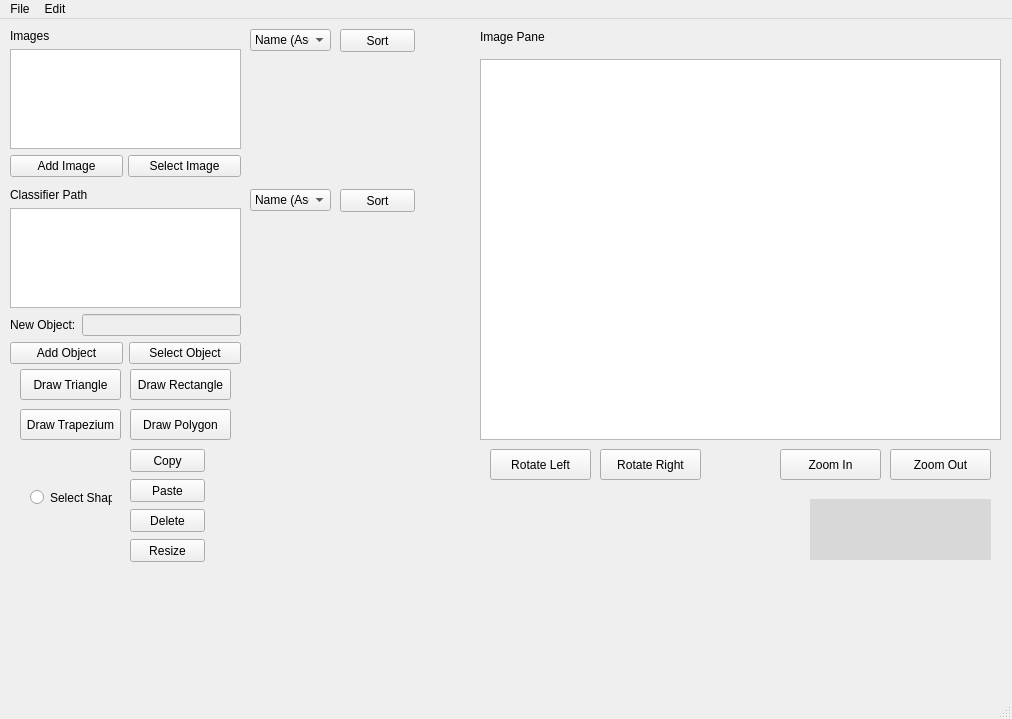
Above: SDIProject-master/QTPracticeNew/mainwindow.ui from BRees2451/SDIProject before the change. Below: the same form after it.
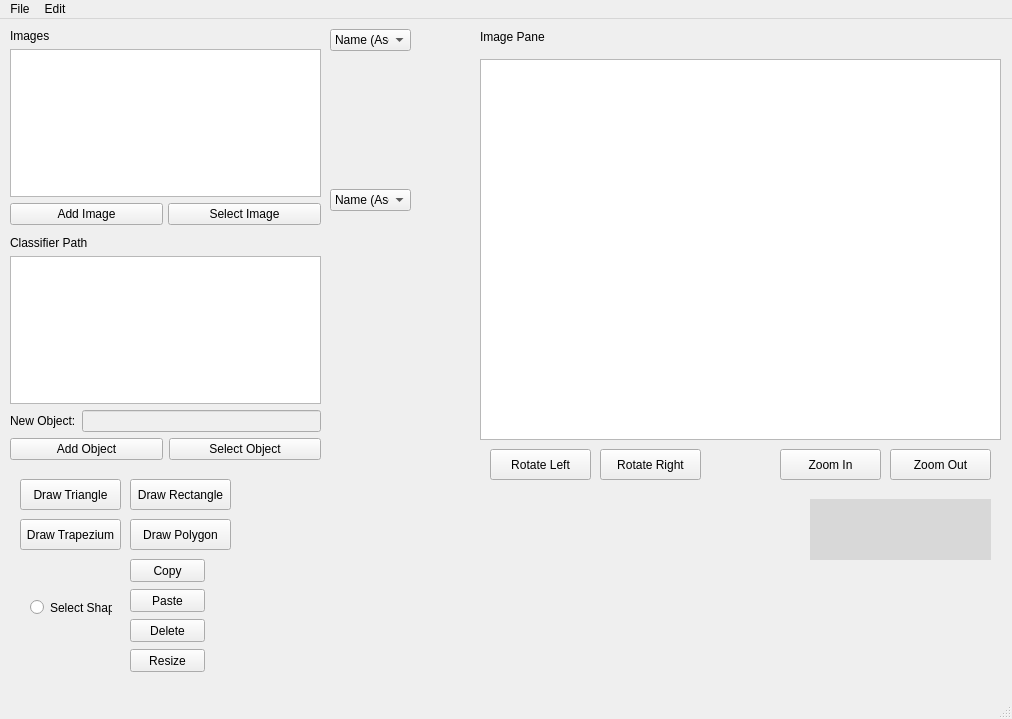
That is the form after the change. Custom widgets are drawn as their Qt base class.

The edit to the form file:
```diff
--- a/SDIProject-master/QTPracticeNew/mainwindow.ui
+++ b/SDIProject-master/QTPracticeNew/mainwindow.ui
@@ -54,7 +54,7 @@
     <property name="geometry">
      <rect>
       <x>20</x>
-      <y>350</y>
+      <y>460</y>
       <width>101</width>
       <height>31</height>
      </rect>
@@ -67,7 +67,7 @@
     <property name="geometry">
      <rect>
       <x>130</x>
-      <y>350</y>
+      <y>460</y>
       <width>101</width>
       <height>31</height>
      </rect>
@@ -80,7 +80,7 @@
     <property name="geometry">
      <rect>
       <x>20</x>
-      <y>390</y>
+      <y>500</y>
       <width>101</width>
       <height>31</height>
      </rect>
@@ -93,7 +93,7 @@
     <property name="geometry">
      <rect>
       <x>130</x>
-      <y>390</y>
+      <y>500</y>
       <width>101</width>
       <height>31</height>
      </rect>
@@ -146,8 +146,8 @@
      <rect>
       <x>10</x>
       <y>10</y>
-      <width>231</width>
-      <height>335</height>
+      <width>311</width>
+      <height>431</height>
      </rect>
     </property>
     <layout class="QVBoxLayout" name="verticalLayout">
@@ -255,7 +255,7 @@
    <widget class="QComboBox" name="sortImageBy">
     <property name="geometry">
      <rect>
-      <x>250</x>
+      <x>330</x>
       <y>10</y>
       <width>81</width>
       <height>22</height>
@@ -282,23 +282,10 @@
      </property>
     </item>
    </widget>
-   <widget class="QPushButton" name="sortImage">
-    <property name="geometry">
-     <rect>
-      <x>340</x>
-      <y>10</y>
-      <width>75</width>
-      <height>23</height>
-     </rect>
-    </property>
-    <property name="text">
-     <string>Sort</string>
-    </property>
-   </widget>
    <widget class="QComboBox" name="sortClassBy">
     <property name="geometry">
      <rect>
-      <x>250</x>
+      <x>330</x>
       <y>170</y>
       <width>81</width>
       <height>22</height>
@@ -315,24 +302,11 @@
      </property>
     </item>
    </widget>
-   <widget class="QPushButton" name="sortClass">
-    <property name="geometry">
-     <rect>
-      <x>340</x>
-      <y>170</y>
-      <width>75</width>
-      <height>23</height>
-     </rect>
-    </property>
-    <property name="text">
-     <string>Sort</string>
-    </property>
-   </widget>
    <widget class="QRadioButton" name="radioButton">
     <property name="geometry">
      <rect>
       <x>30</x>
-      <y>470</y>
+      <y>580</y>
       <width>82</width>
       <height>17</height>
      </rect>
@@ -345,7 +319,7 @@
     <property name="geometry">
      <rect>
       <x>130</x>
-      <y>460</y>
+      <y>570</y>
       <width>75</width>
       <height>23</height>
      </rect>
@@ -358,7 +332,7 @@
     <property name="geometry">
      <rect>
       <x>130</x>
-      <y>430</y>
+      <y>540</y>
       <width>75</width>
       <height>23</height>
      </rect>
@@ -371,7 +345,7 @@
     <property name="geometry">
      <rect>
       <x>130</x>
-      <y>490</y>
+      <y>600</y>
       <width>75</width>
       <height>23</height>
      </rect>
@@ -384,7 +358,7 @@
     <property name="geometry">
      <rect>
       <x>130</x>
-      <y>520</y>
+      <y>630</y>
       <width>75</width>
       <height>23</height>
      </rect>
```
Left out of the diff: 2 changed lines with no effect on the pictures.
